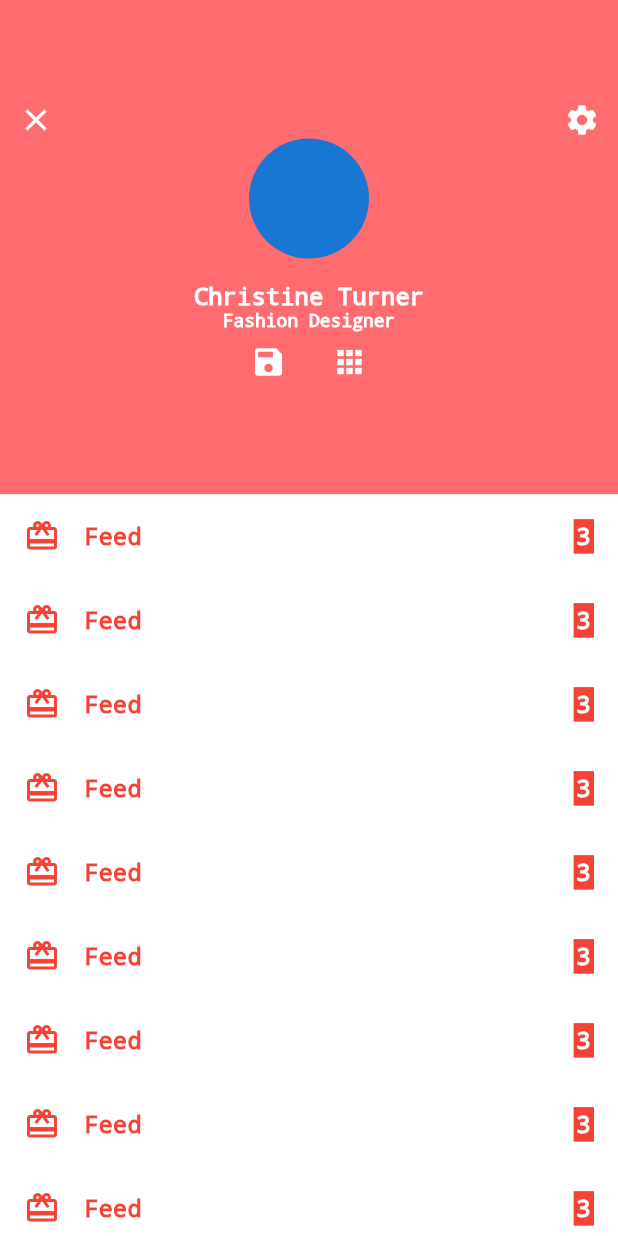
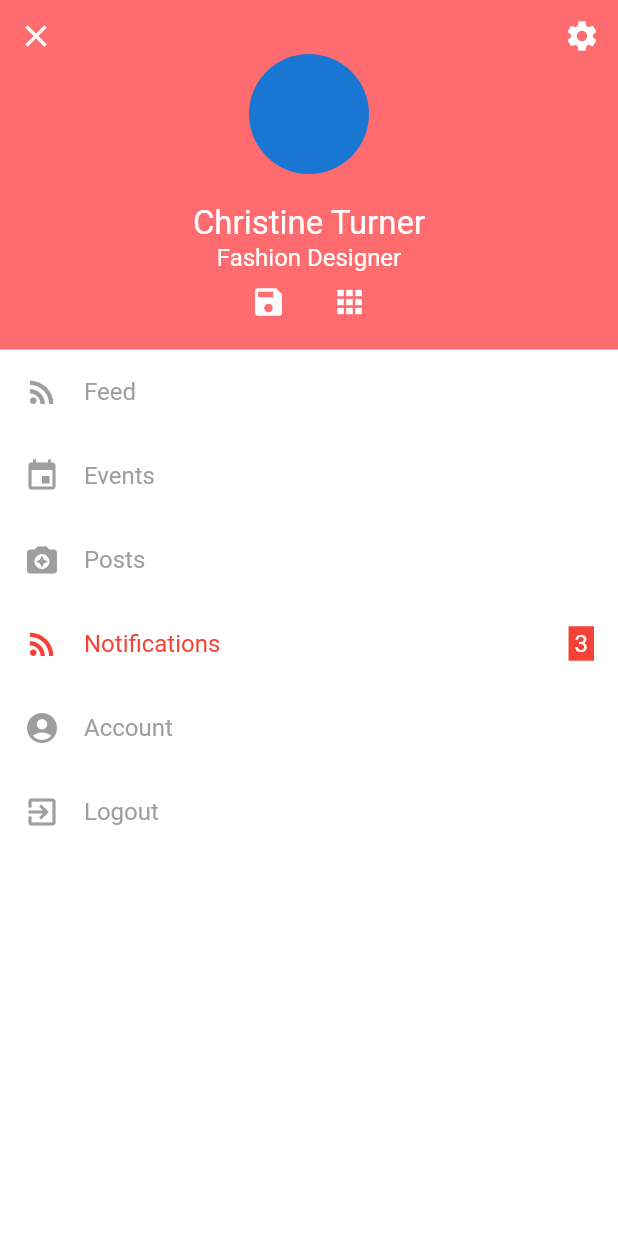
Before and after one commit to bukunmialuko/falcon102, a Flutter app: the screen it shows after launch, on a phone screen of 412 x 824 dp. Run offline on Flutter 3.47's test engine with Material 2 defaults, Android fonts, the phone set to English and light mode, and no system bars; our stand-ins replace hexcolor.

Commit message:
Implemnted the nav part to an extent

```diff
--- a/lib/screens/nav_screen.dart
+++ b/lib/screens/nav_screen.dart
@@ -1,7 +1,6 @@
 import 'package:falcon102/widget/nav_header.dart';
 import 'package:falcon102/widget/nav_item.dart';
 import 'package:flutter/material.dart';
-import 'package:hexcolor/hexcolor.dart';
 
 class NavScreen extends StatefulWidget {
   @override
@@ -9,28 +8,50 @@ class NavScreen extends StatefulWidget {
 }
 
 class _NavScreenState extends State<NavScreen> {
+  String selectedName = "Notifications";
+
   @override
   Widget build(BuildContext context) {
-    return SafeArea(
-      child: SingleChildScrollView(
-        child: Column(
-          children: [
-            NavHeader(),
-            NavItem(),
-            NavItem(),
-            NavItem(),
-            NavItem(),
-            NavItem(),
-            NavItem(),
-            NavItem(),
-            NavItem(),
-            NavItem(),
-            NavItem(),
-            NavItem(),
-            NavItem(),
-            NavItem(),
-            NavItem(),
-          ],
+    return Material(
+      color: Colors.white,
+      child: SafeArea(
+        child: SingleChildScrollView(
+          child: Column(
+            children: [
+              NavHeader(),
+              NavItem(
+                title: "Feed",
+                selectedName: selectedName,
+                iconData: Icons.rss_feed,
+              ),
+              NavItem(
+                title: "Events",
+                selectedName: selectedName,
+                iconData: Icons.event,
+              ),
+              NavItem(
+                title: "Posts",
+                selectedName: selectedName,
+                iconData: Icons.camera_enhance,
+              ),
+              NavItem(
+                title: "Notifications",
+                selectedName: selectedName,
+                notificationCount: 3,
+                iconData: Icons.rss_feed,
+              ),
+              NavItem(
+                title: "Account",
+                selectedName: selectedName,
+                iconData: Icons.account_circle,
+              ),
+              NavItem(
+                title: "Logout",
+                selectedName: selectedName,
+                iconData: Icons.exit_to_app,
+              ),
+            ],
+          ),
         ),
       ),
     );
--- a/lib/widget/nav_header.dart
+++ b/lib/widget/nav_header.dart
@@ -1,4 +1,3 @@
-
 import 'package:flutter/material.dart';
 import 'package:hexcolor/hexcolor.dart';
 
@@ -10,7 +9,6 @@ class NavHeader extends StatelessWidget {
   @override
   Widget build(BuildContext context) {
     return Container(
-      height: (MediaQuery.of(context).size.height) * 0.4,
       color: Hexcolor('#ff6c70'),
       child: Padding(
         padding: const EdgeInsets.all(12.0),
@@ -34,19 +32,19 @@ class NavHeader extends StatelessWidget {
               radius: 40,
             ),
             SizedBox(
-              height: 16,
+              height: 20,
             ),
             Text(
               "Christine Turner",
               style: TextStyle(
-                  fontSize: 16,
+                  fontSize: 22,
                   color: Colors.white,
                   decoration: TextDecoration.none),
             ),
             Text(
               "Fashion Designer",
               style: TextStyle(
-                  fontSize: 12,
+                  fontSize: 16,
                   color: Colors.white,
                   decoration: TextDecoration.none),
             ),
--- a/lib/widget/nav_item.dart
+++ b/lib/widget/nav_item.dart
@@ -1,44 +1,59 @@
-
 import 'package:flutter/material.dart';
 
 class NavItem extends StatelessWidget {
+  final String title;
+  final String selectedName;
+  final IconData iconData;
+  final int notificationCount;
+
   const NavItem({
     Key key,
+    this.title = "Null",
+    this.selectedName = "Null Name",
+    this.iconData = Icons.title,
+    this.notificationCount = 0,
   }) : super(key: key);
 
   @override
   Widget build(BuildContext context) {
     return Container(
       padding: EdgeInsets.only(left: 16, right: 16, top: 16, bottom: 16),
-      color: Colors.white,
       child: Row(
         mainAxisAlignment: MainAxisAlignment.spaceBetween,
         crossAxisAlignment: CrossAxisAlignment.center,
         children: [
           Row(
             children: [
-              Icon(Icons.card_giftcard, color: Colors.red,),
-              SizedBox(width: 16,),
+              Icon(
+                iconData,
+                color: title == selectedName ? Colors.red : Colors.grey,
+              ),
+              SizedBox(
+                width: 16,
+              ),
               Text(
-                "Feed",
+                title,
                 style: TextStyle(
                     fontSize: 16,
-                    color: Colors.red,
+                    color: title == selectedName ? Colors.red : Colors.grey,
                     decoration: TextDecoration.none),
               ),
             ],
           ),
-          Container(
+          notificationCount > 0
+              ? Container(
                   color: Colors.red,
-            padding: EdgeInsets.all(2),
+                  padding:
+                      EdgeInsets.only(left: 4, right: 4, top: 2, bottom: 2),
                   child: Text(
-              "3",
+                    notificationCount.toString(),
                     style: TextStyle(
                         fontSize: 16,
                         color: Colors.white,
                         decoration: TextDecoration.none),
                   ),
                 )
+              : Container()
         ],
       ),
     );
```
Also changed, not shown: pubspec.lock, 6 other files. Lines whose indentation alone changed are shown as unchanged.
